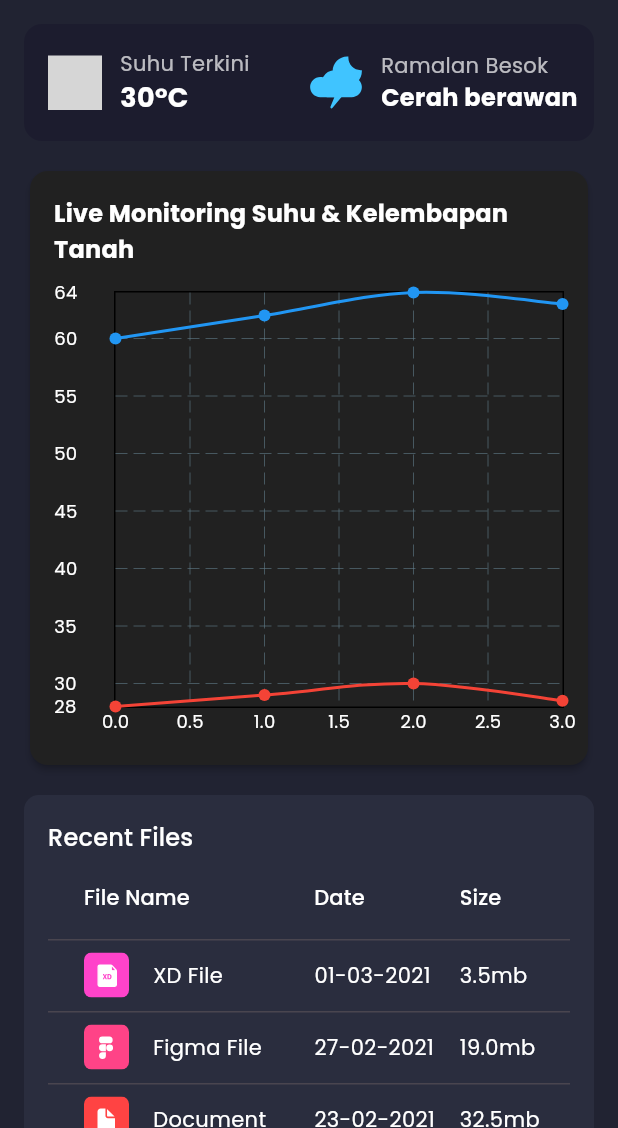
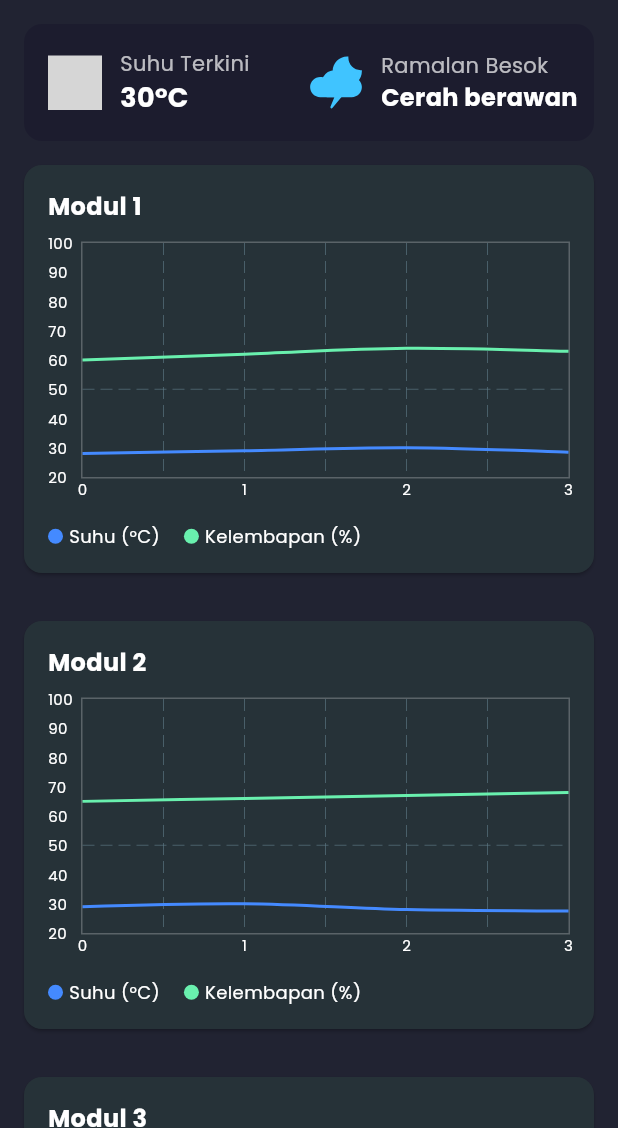
Before and after one commit to Ryayaa/Sawit-2025, a Flutter app: the screen it shows after launch, on a phone screen of 412 x 824 dp, the part 108-1236 px from its top. Run offline on Flutter 3.47's test engine with Material 3 defaults, Android fonts, the phone set to English and light mode, and no system bars; drawn by our look-alikes of fl_chart; our stand-ins replace flutter_map, flutter_svg, google_fonts, latlong2; project files that could hold a hidden picture were left out; grey boxes are pictures that could not be loaded.

Commit message:
perbaikan dashboard belum ada maps

```diff
--- a/lib/screens/dashboard/components/live_chart.dart
+++ b/lib/screens/dashboard/components/live_chart.dart
@@ -1,94 +1,143 @@
+import 'package:fl_chart/fl_chart.dart';
 import 'package:flutter/material.dart';
-import 'package:fl_chart/fl_chart.dart';
 
 class LiveChart extends StatelessWidget {
+  final String moduleName;
   final List<FlSpot> temperatureData;
   final List<FlSpot> humidityData;
+  final String temperatureLabel;
+  final String humidityLabel;
+  final double yInterval;
+  final double minY;
+  final double maxY;
 
   const LiveChart({
-    Key? key,
+    super.key,
+    required this.moduleName,
     required this.temperatureData,
     required this.humidityData,
-  }) : super(key: key);
+    this.temperatureLabel = "Temperature",
+    this.humidityLabel = "Soil Moisture",
+    this.yInterval = 20, // Interval default untuk sumbu Y
+    this.minY = 20, // Nilai minimum sumbu Y
+    this.maxY = 100, // Nilai maksimum sumbu Y
+  });
 
   @override
   Widget build(BuildContext context) {
     return Card(
-      elevation: 2,
+      color: Colors.blueGrey.shade900,
       shape: RoundedRectangleBorder(borderRadius: BorderRadius.circular(12)),
-      color: Colors.grey[900],
+      margin: const EdgeInsets.only(bottom: 16),
       child: Padding(
         padding: const EdgeInsets.all(16.0),
         child: Column(
           crossAxisAlignment: CrossAxisAlignment.start,
           children: [
             Text(
-              "Live Monitoring Suhu & Kelembapan Tanah",
-              style: Theme.of(context).textTheme.titleMedium?.copyWith(
-                    color: Colors.white,
-                    fontWeight: FontWeight.bold,
-                  ),
+              moduleName,
+              style: const TextStyle(
+                fontSize: 16,
+                fontWeight: FontWeight.bold,
+                color: Colors.white,
+              ),
             ),
-            const SizedBox(height: 16),
+            const SizedBox(height: 12),
             SizedBox(
-              height: 300, // Tinggi chart
-              width: double.infinity,
+              height: 180,
               child: LineChart(
                 LineChartData(
-                  gridData: FlGridData(show: true),
+                  minY: minY,
+                  maxY: maxY,
+                  gridData: FlGridData(show: true, drawVerticalLine: true),
                   titlesData: FlTitlesData(
+                    bottomTitles: AxisTitles(
+                      sideTitles: SideTitles(
+                        showTitles: true,
+                        interval: 1,
+                        reservedSize: 22,
+                        getTitlesWidget: (value, _) => Text(
+                          value.toInt().toString(),
+                          style: const TextStyle(
+                              color: Colors.white, fontSize: 10),
+                        ),
+                      ),
+                    ),
                     leftTitles: AxisTitles(
                       sideTitles: SideTitles(
                         showTitles: true,
-                        reservedSize: 40, // Tambah ruang untuk label
-                        getTitlesWidget: (value, meta) {
-                          return Text(
-                            value.toInt().toString(),
-                            style: const TextStyle(
-                                color: Colors.white, fontSize: 12),
-                          );
-                        },
+                        interval: yInterval,
+                        getTitlesWidget: (value, _) => Text(
+                          value.toInt().toString(),
+                          style: const TextStyle(
+                              color: Colors.white, fontSize: 10),
+                        ),
                       ),
                     ),
-                    bottomTitles: AxisTitles(
-                      sideTitles: SideTitles(
-                        showTitles: true,
-                        interval: 0.5,
-                        getTitlesWidget: (value, meta) {
-                          return Text(
-                            value.toStringAsFixed(1),
-                            style: const TextStyle(
-                                color: Colors.white, fontSize: 12),
-                          );
-                        },
-                      ),
-                    ),
+                    topTitles:
+                        AxisTitles(sideTitles: SideTitles(showTitles: false)),
                     rightTitles:
                         AxisTitles(sideTitles: SideTitles(showTitles: false)),
-                    topTitles:
-                        AxisTitles(sideTitles: SideTitles(showTitles: false)),
                   ),
-                  borderData: FlBorderData(show: true),
+                  borderData: FlBorderData(
+                    show: true,
+                    border: Border.all(color: Colors.white24),
+                  ),
                   lineBarsData: [
                     LineChartBarData(
                       spots: temperatureData,
                       isCurved: true,
-                      color: Colors.red,
+                      color: Colors.blueAccent,
                       barWidth: 2,
+                      dotData: FlDotData(show: false),
                     ),
                     LineChartBarData(
                       spots: humidityData,
                       isCurved: true,
-                      color: Colors.blue,
+                      color: Colors.greenAccent,
                       barWidth: 2,
+                      dotData: FlDotData(show: false),
                     ),
                   ],
                 ),
               ),
             ),
+            const SizedBox(height: 8),
+            Row(
+              children: [
+                _LegendDot(color: Colors.blueAccent, label: temperatureLabel),
+                const SizedBox(width: 16),
+                _LegendDot(color: Colors.greenAccent, label: humidityLabel),
+              ],
+            )
           ],
         ),
       ),
     );
   }
 }
+
+class _LegendDot extends StatelessWidget {
+  final Color color;
+  final String label;
+
+  const _LegendDot({required this.color, required this.label});
+
+  @override
+  Widget build(BuildContext context) {
+    return Row(
+      children: [
+        Container(
+          width: 10,
+          height: 10,
+          decoration: BoxDecoration(color: color, shape: BoxShape.circle),
+        ),
+        const SizedBox(width: 4),
+        Text(
+          label,
+          style: const TextStyle(color: Colors.white, fontSize: 12),
+        )
+      ],
+    );
+  }
+}
--- a/lib/screens/dashboard/components/recent_files.dart
+++ /dev/null
@@ -1,78 +0,0 @@
-import 'package:admin/models/recent_file.dart';
-
-import 'package:flutter/material.dart';
-import 'package:flutter_svg/svg.dart';
-
-import '../../../constants.dart';
-
-class RecentFiles extends StatelessWidget {
-  const RecentFiles({
-    Key? key,
-  }) : super(key: key);
-
-  @override
-  Widget build(BuildContext context) {
-    return Container(
-      padding: EdgeInsets.all(defaultPadding),
-      decoration: BoxDecoration(
-        color: secondaryColor,
-        borderRadius: const BorderRadius.all(Radius.circular(10)),
-      ),
-      child: Column(
-        crossAxisAlignment: CrossAxisAlignment.start,
-        children: [
-          Text(
-            "Recent Files",
-            style: Theme.of(context).textTheme.titleMedium,
-          ),
-          SizedBox(
-            width: double.infinity,
-            child: DataTable(
-              columnSpacing: defaultPadding,
-              // minWidth: 600,
-              columns: [
-                DataColumn(
-                  label: Text("File Name"),
-                ),
-                DataColumn(
-                  label: Text("Date"),
-                ),
-                DataColumn(
-                  label: Text("Size"),
-                ),
-              ],
-              rows: List.generate(
-                demoRecentFiles.length,
-                (index) => recentFileDataRow(demoRecentFiles[index]),
-              ),
-            ),
-          ),
-        ],
-      ),
-    );
-  }
-}
-
-DataRow recentFileDataRow(RecentFile fileInfo) {
-  return DataRow(
-    cells: [
-      DataCell(
-        Row(
-          children: [
-            SvgPicture.asset(
-              fileInfo.icon!,
-              height: 30,
-              width: 30,
-            ),
-            Padding(
-              padding: const EdgeInsets.symmetric(horizontal: defaultPadding),
-              child: Text(fileInfo.title!),
-            ),
-          ],
-        ),
-      ),
-      DataCell(Text(fileInfo.date!)),
-      DataCell(Text(fileInfo.size!)),
-    ],
-  );
-}
--- a/lib/screens/dashboard/dashboard_screen.dart
+++ b/lib/screens/dashboard/dashboard_screen.dart
@@ -2,13 +2,10 @@ import 'package:flutter/material.dart';
 import 'package:fl_chart/fl_chart.dart';
 
 import '../../constants.dart';
-import '../../responsive.dart';
-
 import 'components/header.dart';
 import 'components/live_chart.dart';
 import 'components/cuaca_besok_widget.dart';
-import 'components/recent_files.dart';
-import 'components/storage_details.dart';
+import 'components/recent_measurements_table.dart';
 
 class DashboardScreen extends StatelessWidget {
   const DashboardScreen({super.key});
@@ -21,25 +18,20 @@ class DashboardScreen extends StatelessWidget {
         padding: const EdgeInsets.all(defaultPadding),
         child: Column(
           children: [
+            // Header
             const Header(),
             const SizedBox(height: defaultPadding),
-            Row(
-              crossAxisAlignment: CrossAxisAlignment.start,
-              children: [
-                Expanded(
-                  flex: 5,
-                  child: Column(
-                    crossAxisAlignment: CrossAxisAlignment.start,
-                    children: [
-                      // Cuaca besok + suhu terkini
+
+            // Widget cuaca dan suhu
             const CuacaBesokWidget(
-                        suhuTerkini: '30', // bisa diganti dengan data dari API
+              suhuTerkini: '30',
               ramalanBesok: 'Cerah berawan',
             ),
             const SizedBox(height: defaultPadding),
 
-                      // Grafik suhu & kelembapan
+            // Modul 1
             LiveChart(
+              moduleName: 'Modul 1',
               temperatureData: [
                 FlSpot(0, 28),
                 FlSpot(1, 29),
@@ -52,27 +44,79 @@ class DashboardScreen extends StatelessWidget {
                 FlSpot(2, 64),
                 FlSpot(3, 63),
               ],
+              temperatureLabel: 'Suhu (°C)',
+              humidityLabel: 'Kelembapan (%)',
+              yInterval: 10,
             ),
             const SizedBox(height: defaultPadding),
 
-                      // File atau data terakhir
-                      const RecentFiles(),
+            // Modul 2
+            LiveChart(
+              moduleName: 'Modul 2',
+              temperatureData: [
+                FlSpot(0, 29),
+                FlSpot(1, 30),
+                FlSpot(2, 28),
+                FlSpot(3, 27.5),
+              ],
+              humidityData: [
+                FlSpot(0, 65),
+                FlSpot(1, 66),
+                FlSpot(2, 67),
+                FlSpot(3, 68),
+              ],
+              temperatureLabel: 'Suhu (°C)',
+              humidityLabel: 'Kelembapan (%)',
+              yInterval: 10,
+            ),
+            const SizedBox(height: defaultPadding),
 
-                      if (Responsive.isMobile(context))
+            // Modul 3
+            LiveChart(
+              moduleName: 'Modul 3',
+              temperatureData: [
+                FlSpot(0, 26),
+                FlSpot(1, 27),
+                FlSpot(2, 27.5),
+                FlSpot(3, 28),
+              ],
+              humidityData: [
+                FlSpot(0, 70),
+                FlSpot(1, 69),
+                FlSpot(2, 68),
+                FlSpot(3, 67),
+              ],
+              temperatureLabel: 'Suhu (°C)',
+              humidityLabel: 'Kelembapan (%)',
+              yInterval: 10,
+            ),
             const SizedBox(height: defaultPadding),
-                      if (Responsive.isMobile(context)) const StorageDetails(),
+
+            // Tabel data terbaru
+            RecentMeasurementsTable(
+              initialMeasurements: [
+                {'module': 1, 'temperature': 30, 'soilMoisture': 68},
+                {'module': 2, 'temperature': 29, 'soilMoisture': 71},
+                {'module': 3, 'temperature': 28, 'soilMoisture': 69},
               ],
             ),
+            const SizedBox(height: defaultPadding),
+
+            // GPS placeholder
+            Container(
+              height: 150,
+              width: double.infinity,
+              decoration: BoxDecoration(
+                color: secondaryColor,
+                borderRadius: BorderRadius.circular(10),
               ),
-                if (!Responsive.isMobile(context))
-                  const SizedBox(width: defaultPadding),
-                if (!Responsive.isMobile(context))
-                  const Expanded(
-                    flex: 2,
-                    child: StorageDetails(),
+              child: const Center(
+                child: Text(
+                  "GPS Map View Here",
+                  style: TextStyle(color: Colors.white70),
                 ),
-              ],
-            )
+              ),
+            ),
           ],
         ),
       ),
--- a/lib/screens/main/components/side_menu.dart
+++ b/lib/screens/main/components/side_menu.dart
@@ -13,7 +13,7 @@ class SideMenu extends StatelessWidget {
       child: ListView(
         children: [
           DrawerHeader(
-            child: Image.asset("assets/images/logo.png"),
+            child: Image.asset("assets/images/logosawit.png"),
           ),
           DrawerListTile(
             title: "Dashboard",
--- a/pubspec.yaml
+++ b/pubspec.yaml
@@ -34,6 +34,9 @@ dependencies:
   flutter_svg: ^2.0.10
   fl_chart: ^0.68.0
   provider: ^6.1.2
+  flutter_map: ^6.1.0
+  latlong2: ^0.9.0
+
 
 
 dev_dependencies:
```
Also changed, not shown: lib/screens/dashboard/components/gps_widget.dart (added, +58 -0 lines), lib/screens/dashboard/components/my_files.dart (deleted, +0 -80 lines), lib/screens/dashboard/components/recent_measurements_table.dart (added, +141 -0 lines), lib/screens/dashboard/components/storage_details.dart (deleted, +0 -60 lines), pubspec.lock, 1 other file. Lines whose indentation alone changed are shown as unchanged.
